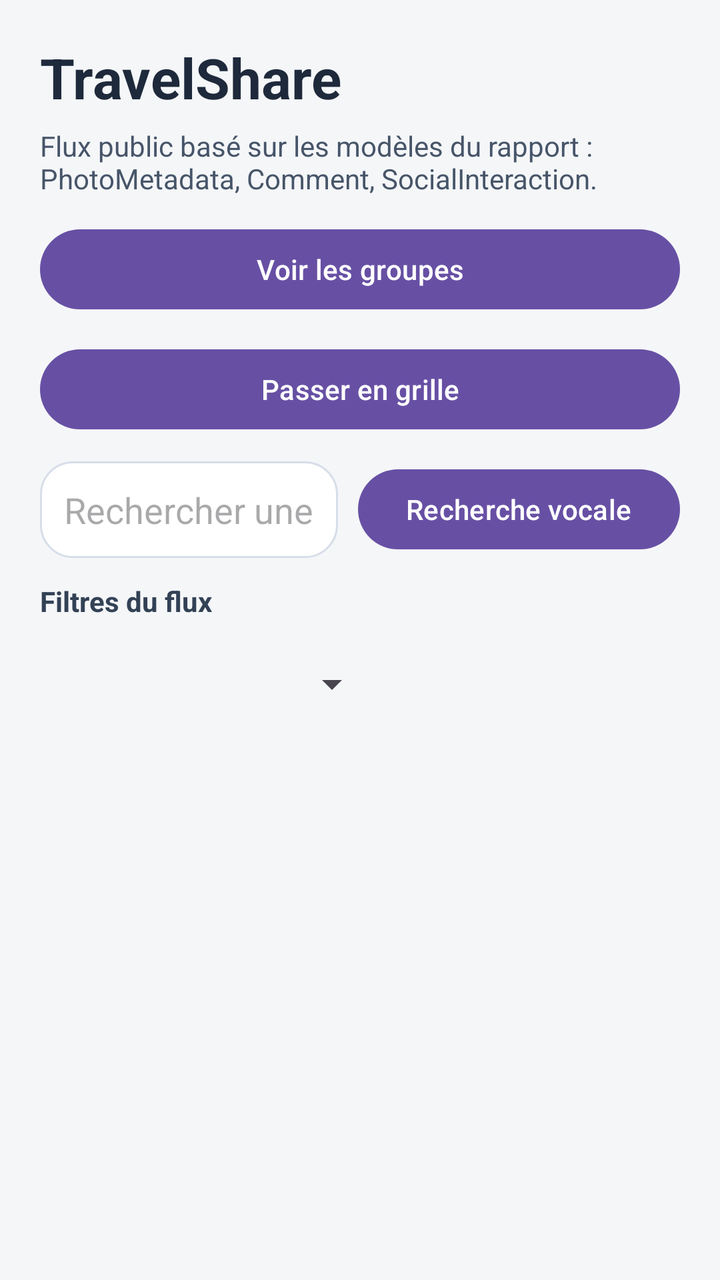
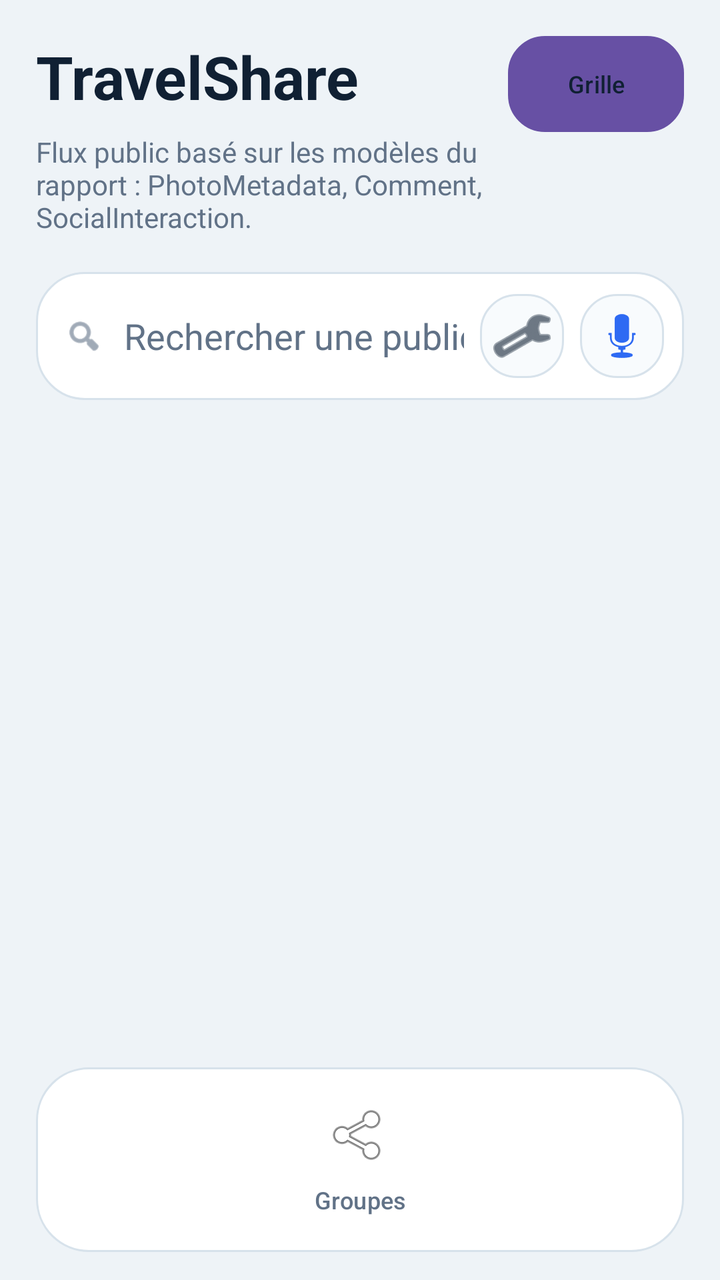

Compare the two renders of this Android layout. The source of the first and the diff that turns it into the second are given below.
<!-- AndroidManifest.xml: application theme Theme.Travel_Esteban_kylian -->
<!-- res/layout/activity_travel_share.xml -->
<?xml version="1.0" encoding="utf-8"?>
<LinearLayout xmlns:android="http://schemas.android.com/apk/res/android"
    android:layout_width="match_parent"
    android:layout_height="match_parent"
    android:background="#F4F6F8"
    android:orientation="vertical"
    android:padding="20dp">

    <LinearLayout
        android:layout_width="match_parent"
        android:layout_height="wrap_content"
        android:gravity="center_vertical"
        android:orientation="horizontal">

        <LinearLayout
            android:layout_width="0dp"
            android:layout_height="wrap_content"
            android:layout_weight="1"
            android:orientation="vertical">

            <TextView
                android:id="@+id/tvTravelShareTitle"
                android:layout_width="wrap_content"
                android:layout_height="wrap_content"
                android:text="@string/travelshare_screen_title"
                android:textColor="#1E293B"
                android:textSize="28sp"
                android:textStyle="bold" />

            <TextView
                android:id="@+id/tvTravelShareSubtitle"
                android:layout_width="wrap_content"
                android:layout_height="wrap_content"
                android:layout_marginTop="6dp"
                android:layout_marginBottom="12dp"
                android:text="@string/travelshare_screen_subtitle"
                android:textColor="#475569"
                android:textSize="14sp" />
        </LinearLayout>

        <ImageView
            android:id="@+id/ivProfileShortcut"
            android:layout_width="46dp"
            android:layout_height="46dp"
            android:layout_marginStart="12dp"
            android:background="@drawable/bg_profile_avatar"
            android:clickable="true"
            android:clipToOutline="true"
            android:contentDescription="@string/profile_open_button"
            android:focusable="true"
            android:padding="8dp"
            android:scaleType="centerCrop"
            android:src="@android:drawable/ic_menu_myplaces"
            android:tint="#0F172A"
            android:visibility="gone" />
    </LinearLayout>

    <Button
        android:id="@+id/btnCreatePhotoMetadata"
        android:layout_width="match_parent"
        android:layout_height="wrap_content"
        android:layout_marginBottom="12dp"
        android:text="@string/travelshare_create_post_button"
        android:visibility="gone" />

    <Button
        android:id="@+id/btnOpenGroups"
        android:layout_width="match_parent"
        android:layout_height="wrap_content"
        android:layout_marginBottom="12dp"
        android:text="@string/travelshare_groups_button" />

    <Button
        android:id="@+id/btnToggleFeedLayout"
        android:layout_width="match_parent"
        android:layout_height="wrap_content"
        android:layout_marginBottom="12dp"
        android:text="@string/travelshare_feed_grid_button" />

    <LinearLayout
        android:layout_width="match_parent"
        android:layout_height="wrap_content"
        android:layout_marginBottom="12dp"
        android:gravity="center_vertical"
        android:orientation="horizontal">

        <EditText
            android:id="@+id/etSearchPhotoMetadata"
            android:layout_width="0dp"
            android:layout_height="wrap_content"
            android:layout_weight="1"
            android:background="@drawable/bg_search_bar"
            android:hint="@string/travelshare_search_hint"
            android:imeOptions="actionDone"
            android:inputType="text"
            android:minHeight="48dp"
            android:padding="12dp" />

        <Button
            android:id="@+id/btnVoiceSearch"
            android:layout_width="wrap_content"
            android:layout_height="wrap_content"
            android:layout_marginStart="10dp"
            android:text="@string/travelshare_voice_search_button" />
    </LinearLayout>

    <TextView
        android:id="@+id/tvTravelShareFilters"
        android:layout_width="wrap_content"
        android:layout_height="wrap_content"
        android:layout_marginBottom="8dp"
        android:text="@string/travelshare_filters_section"
        android:textColor="#334155"
        android:textStyle="bold" />

    <HorizontalScrollView
        android:layout_width="match_parent"
        android:layout_height="wrap_content"
        android:layout_marginBottom="16dp"
        android:scrollbars="none">

        <LinearLayout
            android:layout_width="wrap_content"
            android:layout_height="wrap_content"
            android:gravity="center_vertical"
            android:orientation="horizontal">

            <Spinner
                android:id="@+id/spinnerFilterPlaceType"
                android:layout_width="170dp"
                android:layout_height="wrap_content"
                android:minHeight="48dp" />

            <Spinner
                android:id="@+id/spinnerFilterAuthor"
                android:layout_width="170dp"
                android:layout_height="wrap_content"
                android:layout_marginStart="12dp"
                android:minHeight="48dp" />

            <Spinner
                android:id="@+id/spinnerFilterPeriod"
                android:layout_width="170dp"
                android:layout_height="wrap_content"
                android:layout_marginStart="12dp"
                android:minHeight="48dp" />

            <Button
                android:id="@+id/btnResetFilters"
                android:layout_width="wrap_content"
                android:layout_height="wrap_content"
                android:layout_marginStart="12dp"
                android:text="@string/travelshare_filter_reset_button" />
        </LinearLayout>
    </HorizontalScrollView>

    <androidx.recyclerview.widget.RecyclerView
        android:id="@+id/rvPhotoMetadata"
        android:layout_width="match_parent"
        android:layout_height="0dp"
        android:layout_weight="1"
        android:clipToPadding="false"
        android:paddingBottom="12dp" />

</LinearLayout>
<!-- resources referenced by this layout -->
<resources>
  <!-- drawable bg_profile_avatar (drawable) -->
  <?xml version="1.0" encoding="utf-8"?>
  <shape xmlns:android="http://schemas.android.com/apk/res/android"
      android:shape="oval">
      <solid android:color="#E2E8F0" />
      <stroke
          android:width="1dp"
          android:color="#CBD5E1" />
  </shape>
  <!-- drawable bg_search_bar (drawable) -->
  <?xml version="1.0" encoding="utf-8"?>
  <shape xmlns:android="http://schemas.android.com/apk/res/android"
      android:shape="rectangle">
      <solid android:color="#FFFFFF" />
      <corners android:radius="16dp" />
      <stroke
          android:width="1dp"
          android:color="#D7DEE8" />
  </shape>
  <string name="profile_open_button">Ouvrir le profil</string>
  <string name="travelshare_create_post_button">Créer une publication</string>
  <string name="travelshare_feed_grid_button">Passer en grille</string>
  <string name="travelshare_filter_reset_button">Réinitialiser les filtres</string>
  <string name="travelshare_filters_section">Filtres du flux</string>
  <string name="travelshare_groups_button">Voir les groupes</string>
  <string name="travelshare_screen_subtitle">Flux public basé sur les modèles du rapport : PhotoMetadata, Comment, SocialInteraction.</string>
  <string name="travelshare_screen_title">TravelShare</string>
  <string name="travelshare_search_hint">Rechercher une publication, un lieu ou un conseil</string>
  <string name="travelshare_voice_search_button">Recherche vocale</string>
  <style name="Theme.Travel_Esteban_kylian" parent="Base.Theme.Travel_Esteban_kylian" />
  <style name="Base.Theme.Travel_Esteban_kylian" parent="Theme.Material3.DayNight.NoActionBar">
          
          
      </style>
</resources>

<!-- the commit's change to res/layout/activity_travel_share.xml (unified diff, before → after) -->
@@ -2,14 +2,17 @@
 <LinearLayout xmlns:android="http://schemas.android.com/apk/res/android"
     android:layout_width="match_parent"
     android:layout_height="match_parent"
-    android:background="#F4F6F8"
+    android:background="@color/app_bg"
     android:orientation="vertical"
-    android:padding="20dp">
-
-    <LinearLayout
-        android:layout_width="match_parent"
-        android:layout_height="wrap_content"
-        android:gravity="center_vertical"
+    android:paddingLeft="18dp"
+    android:paddingTop="18dp"
+    android:paddingRight="18dp"
+    android:paddingBottom="14dp">
+
+    <LinearLayout
+        android:layout_width="match_parent"
+        android:layout_height="wrap_content"
+        android:gravity="top"
         android:orientation="horizontal">
 
         <LinearLayout
@@ -23,143 +26,255 @@
                 android:layout_width="wrap_content"
                 android:layout_height="wrap_content"
                 android:text="@string/travelshare_screen_title"
-                android:textColor="#1E293B"
-                android:textSize="28sp"
+                android:textColor="@color/app_text_primary"
+                android:textSize="30sp"
                 android:textStyle="bold" />
 
             <TextView
                 android:id="@+id/tvTravelShareSubtitle"
-                android:layout_width="wrap_content"
-                android:layout_height="wrap_content"
-                android:layout_marginTop="6dp"
-                android:layout_marginBottom="12dp"
+                android:layout_width="match_parent"
+                android:layout_height="wrap_content"
+                android:layout_marginTop="8dp"
                 android:text="@string/travelshare_screen_subtitle"
-                android:textColor="#475569"
+                android:textColor="@color/app_text_secondary"
                 android:textSize="14sp" />
         </LinearLayout>
 
+        <LinearLayout
+            android:layout_width="wrap_content"
+            android:layout_height="wrap_content"
+            android:layout_marginStart="12dp"
+            android:gravity="center_horizontal"
+            android:orientation="vertical">
+
+            <Button
+                android:id="@+id/btnToggleFeedLayout"
+                android:layout_width="wrap_content"
+                android:layout_height="wrap_content"
+                android:background="@drawable/bg_soft_icon_button"
+                android:paddingLeft="12dp"
+                android:paddingTop="8dp"
+                android:paddingRight="12dp"
+                android:paddingBottom="8dp"
+                android:text="@string/travelshare_feed_grid_compact"
+                android:textAllCaps="false"
+                android:textColor="@color/app_text_primary"
+                android:textSize="12sp" />
+
+            <ImageView
+                android:id="@+id/ivProfileShortcut"
+                android:layout_width="46dp"
+                android:layout_height="46dp"
+                android:layout_marginTop="10dp"
+                android:background="@drawable/bg_profile_avatar"
+                android:clickable="true"
+                android:clipToOutline="true"
+                android:contentDescription="@string/profile_open_button"
+                android:focusable="true"
+                android:padding="8dp"
+                android:scaleType="centerCrop"
+                android:src="@android:drawable/ic_menu_myplaces"
+                android:tint="@color/app_text_primary"
+                android:visibility="gone" />
+        </LinearLayout>
+    </LinearLayout>
+
+    <LinearLayout
+        android:layout_width="match_parent"
+        android:layout_height="wrap_content"
+        android:layout_marginTop="18dp"
+        android:background="@drawable/bg_surface_panel"
+        android:gravity="center_vertical"
+        android:orientation="horizontal"
+        android:padding="10dp">
+
         <ImageView
-            android:id="@+id/ivProfileShortcut"
-            android:layout_width="46dp"
-            android:layout_height="46dp"
-            android:layout_marginStart="12dp"
-            android:background="@drawable/bg_profile_avatar"
-            android:clickable="true"
-            android:clipToOutline="true"
-            android:contentDescription="@string/profile_open_button"
-            android:focusable="true"
-            android:padding="8dp"
-            android:scaleType="centerCrop"
-            android:src="@android:drawable/ic_menu_myplaces"
-            android:tint="#0F172A"
-            android:visibility="gone" />
-    </LinearLayout>
-
-    <Button
-        android:id="@+id/btnCreatePhotoMetadata"
-        android:layout_width="match_parent"
-        android:layout_height="wrap_content"
-        android:layout_marginBottom="12dp"
-        android:text="@string/travelshare_create_post_button"
-        android:visibility="gone" />
-
-    <Button
-        android:id="@+id/btnOpenGroups"
-        android:layout_width="match_parent"
-        android:layout_height="wrap_content"
-        android:layout_marginBottom="12dp"
-        android:text="@string/travelshare_groups_button" />
-
-    <Button
-        android:id="@+id/btnToggleFeedLayout"
-        android:layout_width="match_parent"
-        android:layout_height="wrap_content"
-        android:layout_marginBottom="12dp"
-        android:text="@string/travelshare_feed_grid_button" />
-
-    <LinearLayout
-        android:layout_width="match_parent"
-        android:layout_height="wrap_content"
-        android:layout_marginBottom="12dp"
-        android:gravity="center_vertical"
-        android:orientation="horizontal">
+            android:layout_width="20dp"
+            android:layout_height="20dp"
+            android:layout_marginStart="4dp"
+            android:layout_marginEnd="10dp"
+            android:src="@android:drawable/ic_menu_search"
+            android:tint="@color/app_text_secondary" />
 
         <EditText
             android:id="@+id/etSearchPhotoMetadata"
             android:layout_width="0dp"
             android:layout_height="wrap_content"
             android:layout_weight="1"
-            android:background="@drawable/bg_search_bar"
+            android:background="@android:color/transparent"
             android:hint="@string/travelshare_search_hint"
             android:imeOptions="actionDone"
             android:inputType="text"
-            android:minHeight="48dp"
-            android:padding="12dp" />
-
-        <Button
+            android:minHeight="44dp"
+            android:paddingLeft="0dp"
+            android:paddingTop="8dp"
+            android:paddingRight="0dp"
+            android:paddingBottom="8dp"
+            android:textColor="@color/app_text_primary"
+            android:textColorHint="@color/app_text_secondary" />
+
+        <ImageButton
+            android:id="@+id/btnToggleFilters"
+            android:layout_width="42dp"
+            android:layout_height="42dp"
+            android:layout_marginStart="8dp"
+            android:background="@drawable/bg_soft_icon_button"
+            android:contentDescription="@string/travelshare_filters_section"
+            android:padding="10dp"
+            android:src="@android:drawable/ic_menu_manage"
+            android:tint="@color/app_text_primary" />
+
+        <ImageButton
             android:id="@+id/btnVoiceSearch"
+            android:layout_width="42dp"
+            android:layout_height="42dp"
+            android:layout_marginStart="8dp"
+            android:background="@drawable/bg_soft_icon_button"
+            android:contentDescription="@string/travelshare_voice_search_button"
+            android:padding="10dp"
+            android:src="@android:drawable/ic_btn_speak_now"
+            android:tint="@color/app_blue" />
+    </LinearLayout>
+
+    <LinearLayout
+        android:id="@+id/layoutFiltersContainer"
+        android:layout_width="match_parent"
+        android:layout_height="wrap_content"
+        android:layout_marginTop="12dp"
+        android:background="@drawable/bg_surface_panel"
+        android:orientation="vertical"
+        android:padding="14dp"
+        android:visibility="gone">
+
+        <TextView
+            android:id="@+id/tvTravelShareFilters"
             android:layout_width="wrap_content"
             android:layout_height="wrap_content"
-            android:layout_marginStart="10dp"
-            android:text="@string/travelshare_voice_search_button" />
-    </LinearLayout>
-
-    <TextView
-        android:id="@+id/tvTravelShareFilters"
-        android:layout_width="wrap_content"
-        android:layout_height="wrap_content"
-        android:layout_marginBottom="8dp"
-        android:text="@string/travelshare_filters_section"
-        android:textColor="#334155"
-        android:textStyle="bold" />
-
-    <HorizontalScrollView
-        android:layout_width="match_parent"
-        android:layout_height="wrap_content"
-        android:layout_marginBottom="16dp"
-        android:scrollbars="none">
-
-        <LinearLayout
-            android:layout_width="wrap_content"
-            android:layout_height="wrap_content"
-            android:gravity="center_vertical"
-            android:orientation="horizontal">
-
-            <Spinner
-                android:id="@+id/spinnerFilterPlaceType"
-                android:layout_width="170dp"
-                android:layout_height="wrap_content"
-                android:minHeight="48dp" />
-
-            <Spinner
-                android:id="@+id/spinnerFilterAuthor"
-                android:layout_width="170dp"
-                android:layout_height="wrap_content"
-                android:layout_marginStart="12dp"
-                android:minHeight="48dp" />
-
-            <Spinner
-                android:id="@+id/spinnerFilterPeriod"
-                android:layout_width="170dp"
-                android:layout_height="wrap_content"
-                android:layout_marginStart="12dp"
-                android:minHeight="48dp" />
-
-            <Button
-                android:id="@+id/btnResetFilters"
+            android:text="@string/travelshare_filters_section"
+            android:textColor="@color/app_text_primary"
+            android:textSize="14sp"
+            android:textStyle="bold" />
+
+        <HorizontalScrollView
+            android:layout_width="match_parent"
+            android:layout_height="wrap_content"
+            android:layout_marginTop="10dp"
+            android:scrollbars="none">
+
+            <LinearLayout
                 android:layout_width="wrap_content"
                 android:layout_height="wrap_content"
-                android:layout_marginStart="12dp"
-                android:text="@string/travelshare_filter_reset_button" />
-        </LinearLayout>
-    </HorizontalScrollView>
+                android:gravity="center_vertical"
+                android:orientation="horizontal">
+
+                <Spinner
+                    android:id="@+id/spinnerFilterPlaceType"
+                    android:layout_width="156dp"
+                    android:layout_height="wrap_content"
+                    android:background="@drawable/bg_search_bar"
+                    android:minHeight="48dp"
+                    android:paddingLeft="10dp"
+                    android:paddingRight="10dp" />
+
+                <Spinner
+                    android:id="@+id/spinnerFilterAuthor"
+                    android:layout_width="156dp"
+                    android:layout_height="wrap_content"
+                    android:layout_marginStart="10dp"
+                    android:background="@drawable/bg_search_bar"
+                    android:minHeight="48dp"
+                    android:paddingLeft="10dp"
+                    android:paddingRight="10dp" />
+
+                <Spinner
+                    android:id="@+id/spinnerFilterPeriod"
+                    android:layout_width="156dp"
+                    android:layout_height="wrap_content"
+                    android:layout_marginStart="10dp"
+                    android:background="@drawable/bg_search_bar"
+                    android:minHeight="48dp"
+                    android:paddingLeft="10dp"
+                    android:paddingRight="10dp" />
+
+                <Button
+                    android:id="@+id/btnResetFilters"
+                    android:layout_width="wrap_content"
+                    android:layout_height="wrap_content"
+                    android:layout_marginStart="10dp"
+                    android:backgroundTint="@color/app_surface_alt"
+                    android:text="@string/travelshare_filter_reset_button"
+                    android:textAllCaps="false"
+                    android:textColor="@color/app_text_primary" />
+            </LinearLayout>
+        </HorizontalScrollView>
+    </LinearLayout>
 
     <androidx.recyclerview.widget.RecyclerView
         android:id="@+id/rvPhotoMetadata"
         android:layout_width="match_parent"
         android:layout_height="0dp"
+        android:layout_marginTop="16dp"
         android:layout_weight="1"
         android:clipToPadding="false"
-        android:paddingBottom="12dp" />
+        android:paddingBottom="10dp" />
+
+    <LinearLayout
+        android:layout_width="match_parent"
+        android:layout_height="wrap_content"
+        android:layout_marginTop="12dp"
+        android:background="@drawable/bg_bottom_bar"
+        android:gravity="center_vertical"
+        android:orientation="horizontal"
+        android:paddingLeft="8dp"
+        android:paddingTop="8dp"
+        android:paddingRight="8dp"
+        android:paddingBottom="8dp">
+
+        <Button
+            android:id="@+id/btnOpenGroups"
+            android:layout_width="0dp"
+            android:layout_height="wrap_content"
+            android:layout_weight="1"
+            android:background="@android:color/transparent"
+            android:drawableTop="@android:drawable/ic_menu_share"
+            android:drawablePadding="6dp"
+            android:paddingTop="6dp"
+            android:paddingBottom="6dp"
+            android:text="@string/travelshare_groups_button_short"
+            android:textAllCaps="false"
+            android:textColor="@color/app_text_secondary"
+            android:textSize="12sp" />
+
+        <Button
+            android:id="@+id/btnCreatePhotoMetadata"
+            android:layout_width="60dp"
+            android:layout_height="60dp"
+            android:layout_marginLeft="10dp"
+            android:layout_marginRight="10dp"
+            android:background="@drawable/bg_primary_fab"
+            android:elevation="3dp"
+            android:text="+"
+            android:textAllCaps="false"
+            android:textColor="@color/white"
+            android:textSize="26sp"
+            android:textStyle="bold"
+            android:visibility="gone" />
+
+        <Button
+            android:id="@+id/btnOpenNotifications"
+            android:layout_width="0dp"
+            android:layout_height="wrap_content"
+            android:layout_weight="1"
+            android:background="@android:color/transparent"
+            android:drawableTop="@android:drawable/ic_dialog_email"
+            android:drawablePadding="6dp"
+            android:paddingTop="6dp"
+            android:paddingBottom="6dp"
+            android:text="@string/travelshare_notifications_button_short"
+            android:textAllCaps="false"
+            android:textColor="@color/app_text_secondary"
+            android:textSize="12sp"
+            android:visibility="gone" />
+    </LinearLayout>
 
 </LinearLayout>
<!-- resource entries referenced after the edit -->
@@ -1,5 +1,30 @@
 <!-- resources referenced by this layout -->
 <resources>
+  <color name="app_bg">#EEF3F7</color>
+  <color name="app_blue">#2E6AF3</color>
+  <color name="app_surface_alt">#F8FBFD</color>
+  <color name="app_text_primary">#102033</color>
+  <color name="app_text_secondary">#617287</color>
+  <color name="white">#FFFFFFFF</color>
+  <!-- drawable bg_bottom_bar (drawable) -->
+  <?xml version="1.0" encoding="utf-8"?>
+  <shape xmlns:android="http://schemas.android.com/apk/res/android"
+      android:shape="rectangle">
+      <solid android:color="@color/app_surface" />
+      <corners android:radius="26dp" />
+      <stroke
+          android:width="1dp"
+          android:color="@color/app_stroke" />
+  </shape>
+  <!-- drawable bg_primary_fab (drawable) -->
+  <?xml version="1.0" encoding="utf-8"?>
+  <shape xmlns:android="http://schemas.android.com/apk/res/android"
+      android:shape="oval">
+      <gradient
+          android:angle="315"
+          android:endColor="#0E8A80"
+          android:startColor="#245CE5" />
+  </shape>
   <!-- drawable bg_profile_avatar (drawable) -->
   <?xml version="1.0" encoding="utf-8"?>
   <shape xmlns:android="http://schemas.android.com/apk/res/android"
@@ -19,17 +44,39 @@
           android:width="1dp"
           android:color="#D7DEE8" />
   </shape>
+  <!-- drawable bg_soft_icon_button (drawable) -->
+  <?xml version="1.0" encoding="utf-8"?>
+  <shape xmlns:android="http://schemas.android.com/apk/res/android"
+      android:shape="rectangle">
+      <solid android:color="@color/app_surface_alt" />
+      <corners android:radius="18dp" />
+      <stroke
+          android:width="1dp"
+          android:color="@color/app_stroke" />
+  </shape>
+  <!-- drawable bg_surface_panel (drawable) -->
+  <?xml version="1.0" encoding="utf-8"?>
+  <shape xmlns:android="http://schemas.android.com/apk/res/android"
+      android:shape="rectangle">
+      <solid android:color="@color/app_surface" />
+      <corners android:radius="24dp" />
+      <stroke
+          android:width="1dp"
+          android:color="@color/app_stroke" />
+  </shape>
   <string name="profile_open_button">Ouvrir le profil</string>
-  <string name="travelshare_create_post_button">Créer une publication</string>
-  <string name="travelshare_feed_grid_button">Passer en grille</string>
+  <string name="travelshare_feed_grid_compact">Grille</string>
   <string name="travelshare_filter_reset_button">Réinitialiser les filtres</string>
   <string name="travelshare_filters_section">Filtres du flux</string>
-  <string name="travelshare_groups_button">Voir les groupes</string>
+  <string name="travelshare_groups_button_short">Groupes</string>
+  <string name="travelshare_notifications_button_short">Notifs</string>
   <string name="travelshare_screen_subtitle">Flux public basé sur les modèles du rapport : PhotoMetadata, Comment, SocialInteraction.</string>
   <string name="travelshare_screen_title">TravelShare</string>
   <string name="travelshare_search_hint">Rechercher une publication, un lieu ou un conseil</string>
   <string name="travelshare_voice_search_button">Recherche vocale</string>
   <style name="Theme.Travel_Esteban_kylian" parent="Base.Theme.Travel_Esteban_kylian" />
+  <color name="app_surface">#FFFFFFFF</color>
+  <color name="app_stroke">#D7E2EB</color>
   <style name="Base.Theme.Travel_Esteban_kylian" parent="Theme.Material3.DayNight.NoActionBar">
           
           
